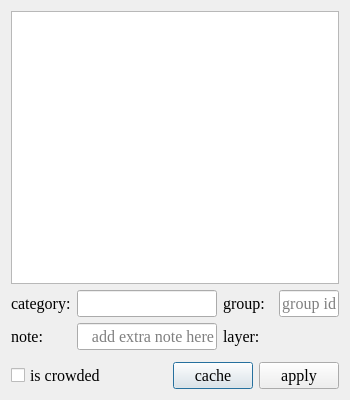
Qt form ui/category_choice.ui (yatengLG/ISAT_with_segment_anything) before a commit.
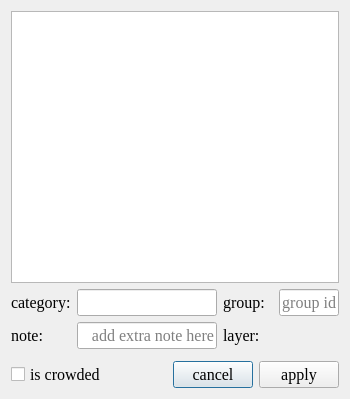
The same form after that commit. Icons and pictures are not drawn.

The edit to the form file:
```diff
--- a/ui/category_choice.ui
+++ b/ui/category_choice.ui
@@ -7,7 +7,7 @@
     <x>0</x>
     <y>0</y>
     <width>350</width>
-    <height>400</height>
+    <height>399</height>
    </rect>
   </property>
   <property name="font">
@@ -261,7 +261,7 @@
       <item>
        <widget class="QPushButton" name="pushButton_cache">
         <property name="text">
-         <string>cache</string>
+         <string>cancel</string>
         </property>
         <property name="icon">
          <iconset resource="../icons.qrc">
```
Left out of the diff: 6 changed lines with no effect on the pictures.
